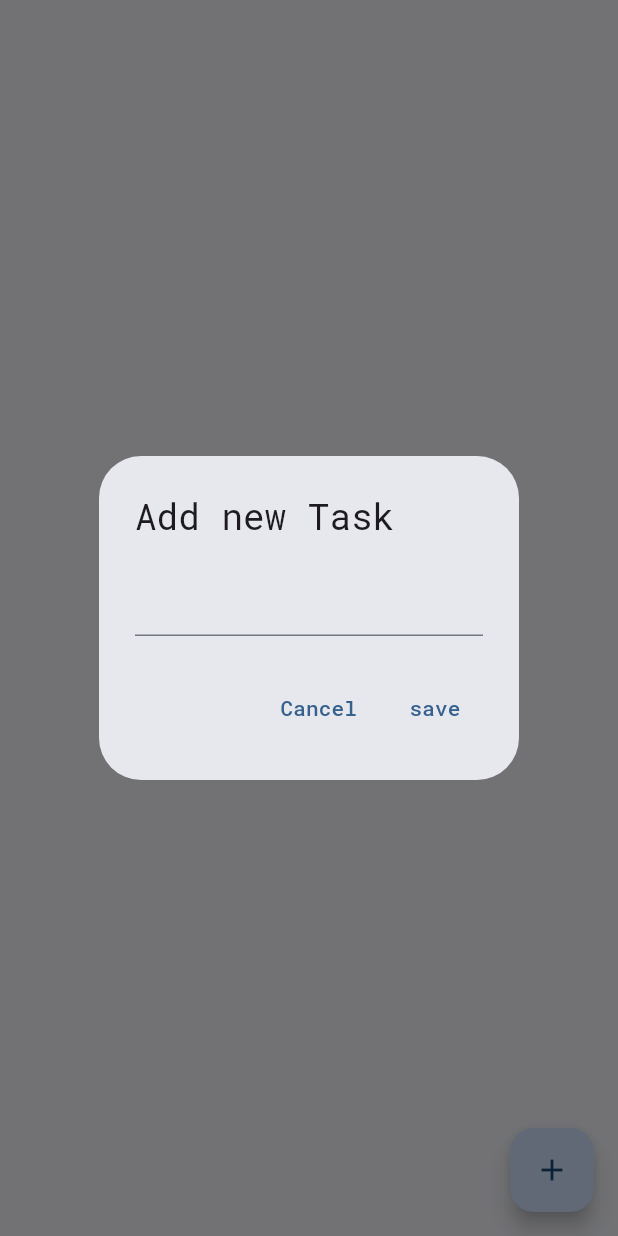
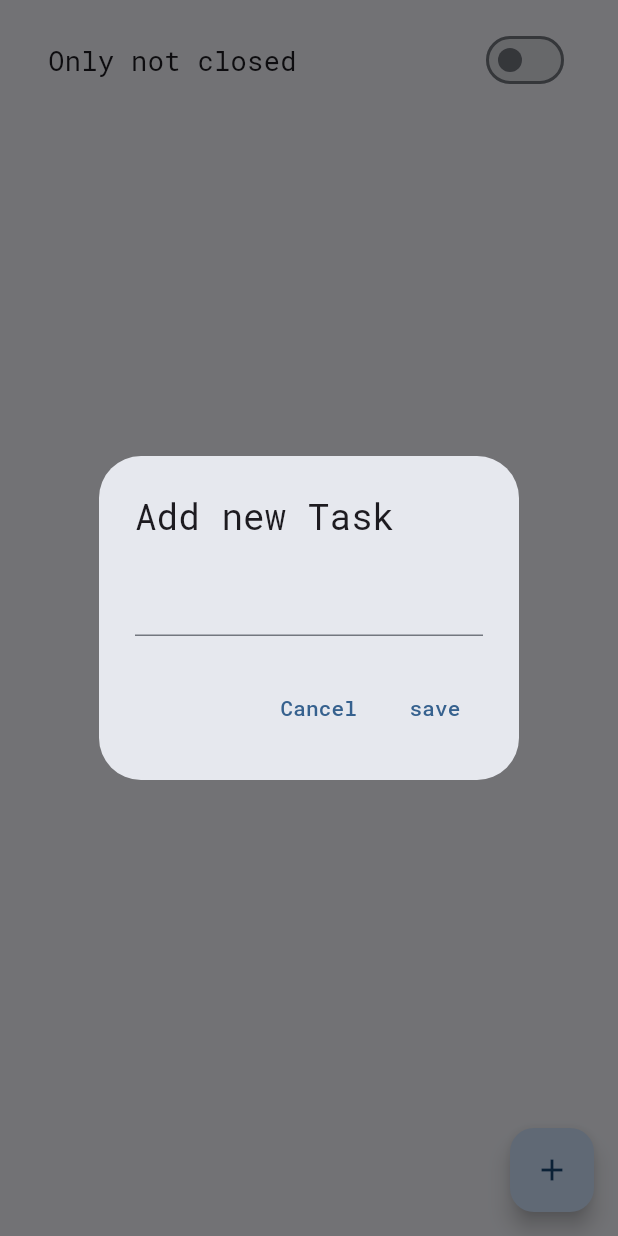
Before and after one commit to alexjarshel/DIO-Flutter, a Flutter app: the TaskPage screen opened directly, after a tap on the "add" icon, on a phone screen of 412 x 824 dp. Run offline on Flutter 3.47's test engine with Material 3 defaults, Android fonts, the phone set to English and light mode, and no system bars; our stand-ins replace google_fonts; network calls fail.

Commit message:
tasks area

```diff
--- a/first_proect_dio/lib/pages/task_page.dart
+++ b/first_proect_dio/lib/pages/task_page.dart
@@ -13,6 +13,7 @@ class _TaskPageState extends State<TaskPage> {
   var descriptionControler = TextEditingController();
   var taskRepository = TaskRepository();
   var _tasks = const <Task>[];
+  bool onlyNotClosedTask = false;
 
   @override
   void initState() {
@@ -22,7 +23,13 @@ class _TaskPageState extends State<TaskPage> {
   }
 
   void getTask() async {
+    if (onlyNotClosedTask) {
+      _tasks = await taskRepository.listDontClosedTasks();
+    } else {
       _tasks = await taskRepository.listTasks();
+    }
+
+    setState(() {});
   }
 
   @override
@@ -47,8 +54,8 @@ class _TaskPageState extends State<TaskPage> {
                           child: Text('Cancel')),
                       TextButton(
                           onPressed: () async {
-                          await taskRepository
-                              .addTask(Task(descriptionControler.text, false));
+                            await taskRepository.addTask(
+                                Task(descriptionControler.text, false));
                             setState(() {});
                             Navigator.pop(context);
                           },
@@ -59,12 +66,52 @@ class _TaskPageState extends State<TaskPage> {
           },
           child: Icon(Icons.add),
         ),
-      body: ListView.builder(
+        body: Container(
+          margin: EdgeInsets.symmetric(horizontal: 16, vertical: 8),
+          child: Column(
+            children: [
+              Container(
+                  margin: EdgeInsets.symmetric(horizontal: 16, vertical: 8),
+                  child: Row(
+                      mainAxisAlignment: MainAxisAlignment.spaceBetween,
+                      children: [
+                        Text(
+                          'Only not closed',
+                          style: TextStyle(fontSize: 18),
+                        ),
+                        Switch(
+                            value: onlyNotClosedTask,
+                            onChanged: (bool value) {
+                              onlyNotClosedTask = value;
+                              getTask();
+                            }),
+                      ])),
+              Expanded(
+                child: ListView.builder(
                     itemCount: _tasks.length,
                     itemBuilder: (BuildContext bc, int index) {
                       var task = _tasks[index];
-            return Text(task.getDescription());
+                      return Dismissible(
+                        onDismissed: (DismissDirection dismissDirection) async {
+                          await taskRepository.deleteTask(task.id);
+                          getTask();
+                        },
+                        key: Key(task.id),
+                        child: ListTile(
+                          title: Text(task.description),
+                          trailing: Switch(
+                            onChanged: (bool value) async {
+                              await taskRepository.changeTask(task.id, value);
+                              getTask();
+                            },
+                            value: task.finish,
+                          ),
+                        ),
+                      );
                     }),
-    );
+              ),
+            ],
+          ),
+        ));
   }
 }
```
Also changed, not shown: first_proect_dio/lib/model/task.dart (+8 -14 lines), first_proect_dio/lib/repositories/task_rep.dart (+18 -5 lines). Lines whose indentation alone changed are shown as unchanged.
